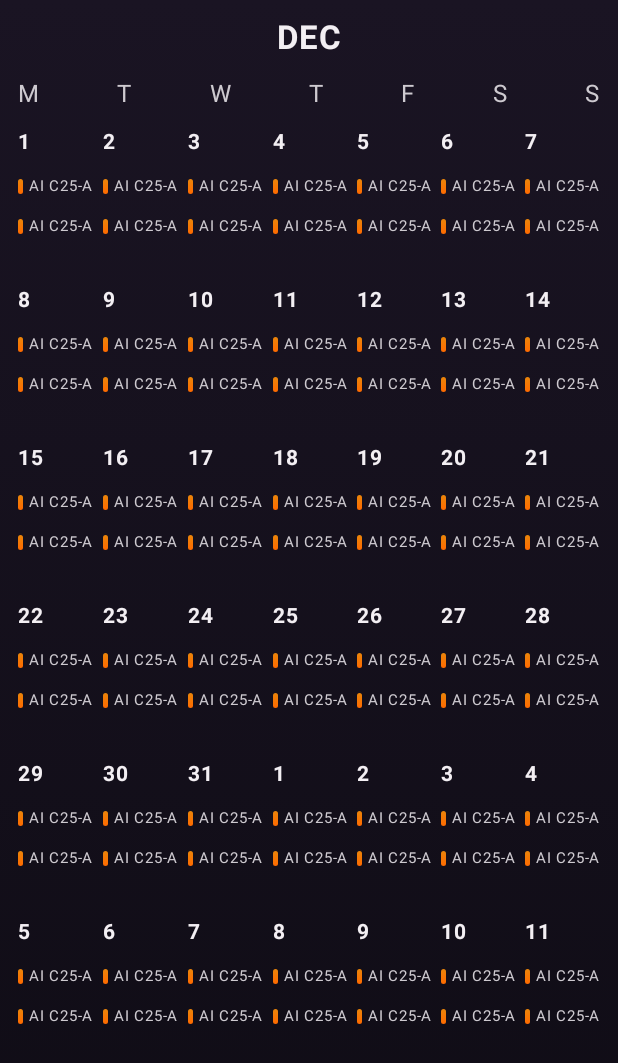
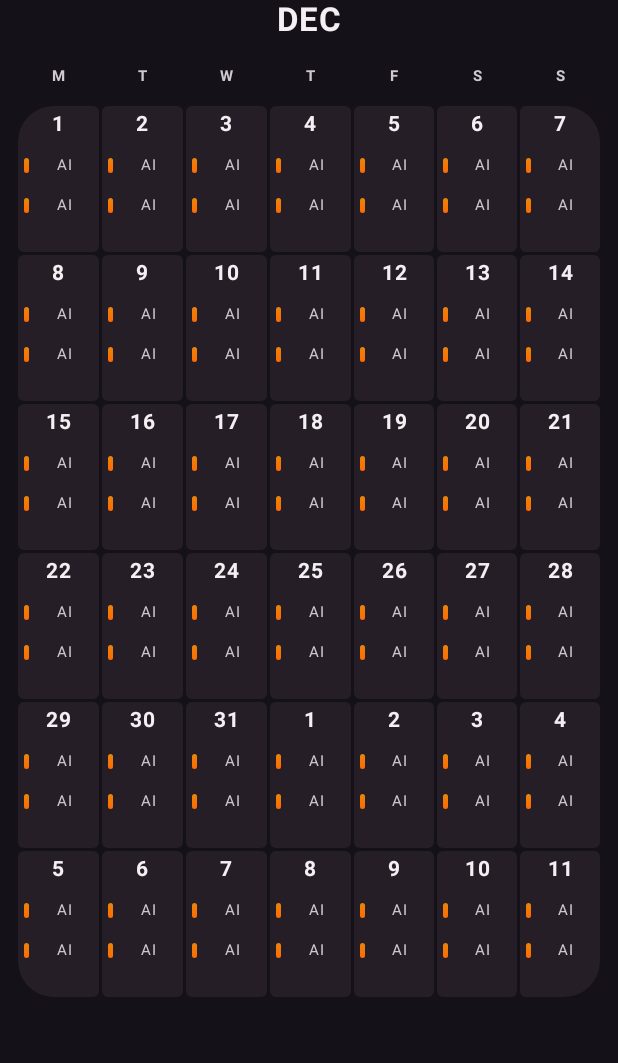
Before and after one commit to milkandvodka/KITO, an Android app built with Jetpack Compose: the composable CalendarMonthUI shown on its own in the app's theme, on a phone screen of 412 x 824 dp. Shown: the top 1063 px of the screen. Run offline under Robolectric (Android 15) with nearby library versions, the phone set to English and light mode, and no system bars.

Commit message:
-Calender UI Improvement

```diff
--- a/app/src/main/java/com/kito/ui/components/CalenderMonthUI.kt
+++ b/app/src/main/java/com/kito/ui/components/CalenderMonthUI.kt
@@ -5,13 +5,17 @@ import androidx.compose.foundation.clickable
 import androidx.compose.foundation.layout.*
 import androidx.compose.foundation.lazy.grid.GridCells
 import androidx.compose.foundation.lazy.grid.LazyVerticalGrid
+import androidx.compose.foundation.lazy.grid.items
 import androidx.compose.foundation.shape.RoundedCornerShape
+import androidx.compose.material3.Card
+import androidx.compose.material3.CardDefaults
 import androidx.compose.material3.Text
 import androidx.compose.runtime.Composable
 import androidx.compose.ui.Alignment
 import androidx.compose.ui.Modifier
 import androidx.compose.ui.graphics.Brush
 import androidx.compose.ui.text.font.FontWeight
+import androidx.compose.ui.text.style.TextAlign
 import androidx.compose.ui.unit.dp
 import androidx.compose.ui.unit.sp
 
@@ -20,7 +24,7 @@ fun CalendarMonthUI(
     colors: UIColors,
     onDayClick: (Int, String) -> Unit
 ) {
-
+    val uiColors = UIColors()
     val dayNames = listOf(
         "Monday", "Tuesday", "Wednesday",
         "Thursday", "Friday", "Saturday", "Sunday"
@@ -29,12 +33,7 @@ fun CalendarMonthUI(
     Column(
         modifier = Modifier
             .fillMaxSize()
-            .background(
-                Brush.verticalGradient(
-                    listOf(colors.backgroundTop, colors.backgroundBottom)
-                )
-            )
-            .padding(12.dp)
+            .padding(horizontal = 12.dp)
     ) {
 
         Text(
@@ -51,8 +50,21 @@ fun CalendarMonthUI(
             Modifier.fillMaxWidth(),
             horizontalArrangement = Arrangement.SpaceBetween
         ) {
-            listOf("M","T","W","T","F","S","S").forEach {
-                Text(it, color = colors.textSecondary)
+            val weekDays = listOf("M","T","W","T","F","S","S")
+            LazyVerticalGrid(
+                columns = GridCells.Fixed(7),
+                horizontalArrangement = Arrangement.spacedBy(2.dp)
+            ) {
+                items(weekDays){weekDay->
+                    Text(
+                        text = weekDay,
+                        color = colors.textSecondary,
+                        fontSize = 10.sp,
+                        fontWeight = FontWeight.Bold,
+                        textAlign = TextAlign.Center,
+                        modifier = Modifier.fillMaxWidth()
+                    )
+                }
             }
         }
 
@@ -60,30 +72,41 @@ fun CalendarMonthUI(
 
         LazyVerticalGrid(
             columns = GridCells.Fixed(7),
-            verticalArrangement = Arrangement.spacedBy(10.dp),
-            horizontalArrangement = Arrangement.spacedBy(6.dp)
+            verticalArrangement = Arrangement.spacedBy(2.dp),
+            horizontalArrangement = Arrangement.spacedBy(2.dp)
         ) {
             items(42) { index ->
 
                 val dayNumber = (index % 31) + 1
                 val dayName = dayNames[index % 7]
 
+                Card(
+                    modifier = Modifier
+                        .heightIn(97.dp),
+                    onClick = {
+                        onDayClick(dayNumber, dayName)
+                    },
+                    shape = RoundedCornerShape(
+                        topStart = if (index == 0) 24.dp else 4.dp,
+                        topEnd = if (index  == 6) 24.dp else 4.dp,
+                        bottomStart = if (index == 35) 24.dp else 4.dp,
+                        bottomEnd = if (index == 41) 24.dp else 4.dp
+                    ),
+                    colors = CardDefaults.cardColors(containerColor = uiColors.cardBackground)
+                ) {
                     Column(
-                    modifier = Modifier
-                        .height(95.dp)
-                        .clickable {
-                            onDayClick(dayNumber, dayName)
-                        }
+                        modifier = Modifier.padding(horizontal = 4.dp)
                     ) {
-
                         Text(
                             dayNumber.toString(),
                             color = colors.textPrimary,
                             fontWeight = FontWeight.Bold,
-                        fontSize = 14.sp
+                            fontSize = 14.sp,
+                            modifier = Modifier.fillMaxWidth(),
+                            textAlign = TextAlign.Center
                         )
 
-                    Spacer(Modifier.height(4.dp))
+                        Spacer(Modifier.height(2.dp))
 
                         repeat(2) {
                             Row(
@@ -108,15 +131,66 @@ fun CalendarMonthUI(
                                 Spacer(Modifier.width(4.dp))
 
                                 Text(
-                                "AI C25-A",
+                                    "AI",
                                     color = colors.textSecondary,
                                     fontSize = 10.sp,
-                                maxLines = 1
+                                    maxLines = 1,
+                                    modifier = Modifier.fillMaxWidth(),
+                                    textAlign = TextAlign.Center
                                 )
                             }
                         }
                     }
                 }
+//                Column(
+//                    modifier = Modifier
+//                        .height(95.dp)
+//                        .clickable {
+//                            onDayClick(dayNumber, dayName)
+//                        }
+//                ) {
+//
+//                    Text(
+//                        dayNumber.toString(),
+//                        color = colors.textPrimary,
+//                        fontWeight = FontWeight.Bold,
+//                        fontSize = 14.sp
+//                    )
+//
+//                    Spacer(Modifier.height(4.dp))
+//
+//                    repeat(2) {
+//                        Row(
+//                            verticalAlignment = Alignment.CenterVertically,
+//                            modifier = Modifier.padding(vertical = 1.dp)
+//                        ) {
+//                            Box(
+//                                modifier = Modifier
+//                                    .width(3.dp)
+//                                    .height(10.dp)
+//                                    .background(
+//                                        Brush.verticalGradient(
+//                                            listOf(
+//                                                colors.accentOrangeStart,
+//                                                colors.accentOrangeEnd
+//                                            )
+//                                        ),
+//                                        RoundedCornerShape(2.dp)
+//                                    )
+//                            )
+//
+//                            Spacer(Modifier.width(4.dp))
+//
+//                            Text(
+//                                "AI C25-A",
+//                                color = colors.textSecondary,
+//                                fontSize = 10.sp,
+//                                maxLines = 1
+//                            )
+//                        }
+//                    }
+//                }
             }
         }
     }
+}
--- a/app/src/main/java/com/kito/ui/components/DayEventsDialog.kt
+++ b/app/src/main/java/com/kito/ui/components/DayEventsDialog.kt
@@ -27,7 +27,7 @@ fun DayEventsDialog(
             modifier = Modifier
                 .fillMaxWidth()
                 .height(520.dp)
-                .background(colors.cardSurface, RoundedCornerShape(24.dp))
+                .background(colors.cardBackground, RoundedCornerShape(24.dp))
                 .padding(16.dp)
         ) {
             Column {
--- a/app/src/main/java/com/kito/ui/components/UIColors.kt
+++ b/app/src/main/java/com/kito/ui/components/UIColors.kt
@@ -5,7 +5,7 @@ import androidx.compose.ui.graphics.Color
 data class UIColors(
     val backgroundTop: Color = Color(0xFF1A1423),
     val backgroundBottom: Color = Color(0xFF0F0C15),
-    val cardBackground: Color = Color(0xFF2F2A2F),
+    val cardBackground: Color = Color(0xFF261E26),
     val cardSurface: Color = Color(0xFF504953),
     val textPrimary: Color = Color(0xFFF3EFF3),
     val textSecondary: Color = Color(0xFFCECAD0),
--- a/app/src/main/java/com/kito/ui/newUi/screen/AttendanceListScreen.kt
+++ b/app/src/main/java/com/kito/ui/newUi/screen/AttendanceListScreen.kt
@@ -33,15 +33,18 @@ fun AttendanceListScreen(
     LazyColumn(
         modifier = Modifier
             .fillMaxSize()
-            .padding(horizontal = 16.dp),
+            .padding(horizontal = 12.dp),
         verticalArrangement = Arrangement.spacedBy(1.dp)
     ) {
+        item{
+            Spacer(modifier = Modifier.height(16.dp))
+        }
         itemsIndexed(items) { index,item ->
             Card(
                 modifier = Modifier
                     .fillMaxWidth()
                     .heightIn(min = 100.dp),
-                colors = CardDefaults.cardColors(containerColor = Color(0xFF261E26)),
+                colors = CardDefaults.cardColors(containerColor = uiColors.cardBackground),
                 elevation = CardDefaults.cardElevation(defaultElevation = 6.dp),
                 shape = RoundedCornerShape(
                     topStart = if (index == 0) 24.dp else 4.dp,
@@ -52,6 +55,9 @@ fun AttendanceListScreen(
             ) {
                 AttendanceCard(item)
             }
+        }
+        item{
+            Spacer(modifier = Modifier.height(16.dp))
         }
     }
 }
```
Lines whose indentation alone changed are shown as unchanged.
